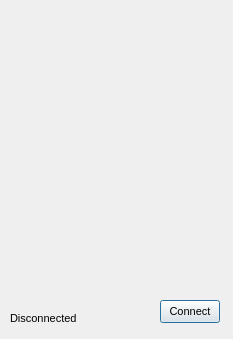
The window that src/commsettings.ui (nlbtuyen/UpdateFW) describes before a commit, drawn with Qt 5.
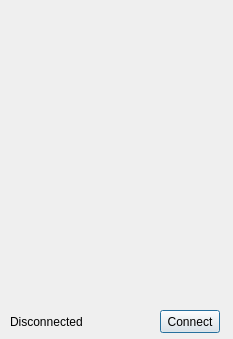
The same window after the commit.

Diff of the .ui file:
```diff
--- a/src/commsettings.ui
+++ b/src/commsettings.ui
@@ -40,7 +40,7 @@
      <x>10</x>
      <y>310</y>
      <width>91</width>
-     <height>16</height>
+     <height>23</height>
     </rect>
    </property>
    <property name="sizePolicy">
@@ -49,6 +49,11 @@
      <verstretch>0</verstretch>
     </sizepolicy>
    </property>
+   <property name="font">
+    <font>
+     <pointsize>9</pointsize>
+    </font>
+   </property>
    <property name="text">
     <string>Disconnected</string>
    </property>
@@ -93,11 +98,16 @@
    <property name="geometry">
     <rect>
      <x>160</x>
-     <y>300</y>
+     <y>310</y>
      <width>60</width>
      <height>23</height>
     </rect>
    </property>
+   <property name="font">
+    <font>
+     <pointsize>9</pointsize>
+    </font>
+   </property>
    <property name="text">
     <string>Connect</string>
    </property>
```
